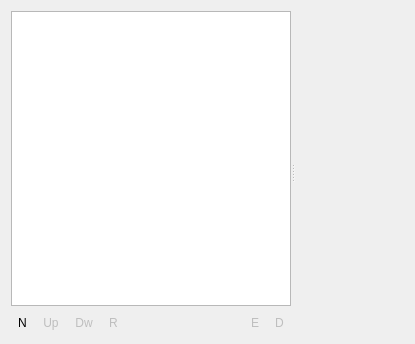
The window that src/widgets/effectstack_ui.ui (KDE/kdenlive) describes before a commit, drawn with Qt 5.
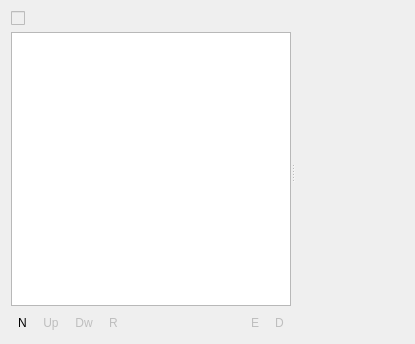
The same window after the commit. Custom widgets are drawn as their Qt base class.

Commit message: Add ability to enable or disable all effects in the effect stack at once: http://kdenlive.org/mantis/view.php?id=1018

```diff
--- a/src/widgets/effectstack_ui.ui
+++ b/src/widgets/effectstack_ui.ui
@@ -27,7 +27,7 @@
        <property name="horizontalSpacing">
         <number>2</number>
        </property>
-       <item row="0" column="0" colspan="7">
+       <item row="1" column="0" colspan="7">
         <widget class="KListWidget" name="effectlist">
          <property name="sizePolicy">
           <sizepolicy hsizetype="Preferred" vsizetype="Expanding">
@@ -46,7 +46,7 @@
          </property>
         </widget>
        </item>
-       <item row="1" column="0">
+       <item row="2" column="0">
         <widget class="QToolButton" name="buttonNew">
          <property name="text">
           <string>N</string>
@@ -59,7 +59,7 @@
          </property>
         </widget>
        </item>
-       <item row="1" column="1">
+       <item row="2" column="1">
         <widget class="QToolButton" name="buttonUp">
          <property name="enabled">
           <bool>false</bool>
@@ -72,7 +72,7 @@
          </property>
         </widget>
        </item>
-       <item row="1" column="2">
+       <item row="2" column="2">
         <widget class="QToolButton" name="buttonDown">
          <property name="enabled">
           <bool>false</bool>
@@ -85,7 +85,7 @@
          </property>
         </widget>
        </item>
-       <item row="1" column="3">
+       <item row="2" column="3">
         <widget class="QToolButton" name="buttonReset">
          <property name="enabled">
           <bool>false</bool>
@@ -98,7 +98,7 @@
          </property>
         </widget>
        </item>
-       <item row="1" column="4">
+       <item row="2" column="4">
         <spacer>
          <property name="orientation">
           <enum>Qt::Horizontal</enum>
@@ -114,7 +114,7 @@
          </property>
         </spacer>
        </item>
-       <item row="1" column="5">
+       <item row="2" column="5">
         <widget class="QToolButton" name="buttonSave">
          <property name="enabled">
           <bool>false</bool>
@@ -127,7 +127,7 @@
          </property>
         </widget>
        </item>
-       <item row="1" column="6">
+       <item row="2" column="6">
         <widget class="QToolButton" name="buttonDel">
          <property name="enabled">
           <bool>false</bool>
@@ -140,6 +140,22 @@
          </property>
         </widget>
        </item>
+       <item row="0" column="0">
+        <widget class="QCheckBox" name="checkAll">
+         <property name="enabled">
+          <bool>false</bool>
+         </property>
+         <property name="text">
+          <string/>
+         </property>
+         <property name="checkable">
+          <bool>true</bool>
+         </property>
+         <property name="tristate">
+          <bool>false</bool>
+         </property>
+        </widget>
+       </item>
       </layout>
      </widget>
      <widget class="QFrame" name="frame">
```
The commit also changes 2 other files.
